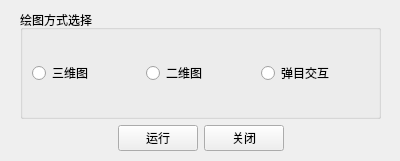
Above: test_pyqt5/ui/main.ui from Lain928/MachineLearning before the change. Below: the same form after it.
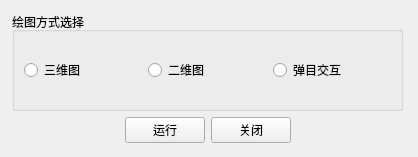
That is the form after the change.

Patch:
```diff
--- a/test_pyqt5/ui/main.ui
+++ b/test_pyqt5/ui/main.ui
@@ -6,8 +6,8 @@
    <rect>
     <x>0</x>
     <y>0</y>
-    <width>400</width>
-    <height>161</height>
+    <width>418</width>
+    <height>157</height>
    </rect>
   </property>
   <property name="windowTitle">
@@ -16,14 +16,14 @@
   <widget class="QWidget" name="">
    <property name="geometry">
     <rect>
-     <x>20</x>
-     <y>10</y>
-     <width>361</width>
-     <height>141</height>
+     <x>12</x>
+     <y>12</y>
+     <width>391</width>
+     <height>131</height>
     </rect>
    </property>
-   <layout class="QGridLayout" name="gridLayout">
-    <item row="0" column="0">
+   <layout class="QVBoxLayout" name="verticalLayout_2">
+    <item>
      <widget class="QGroupBox" name="groupBox">
       <property name="title">
        <string>绘图方式选择</string>
@@ -57,7 +57,7 @@
       </layout>
      </widget>
     </item>
-    <item row="1" column="0">
+    <item>
      <layout class="QHBoxLayout" name="horizontalLayout_2">
       <item>
        <spacer name="horizontalSpacer_2">
```
